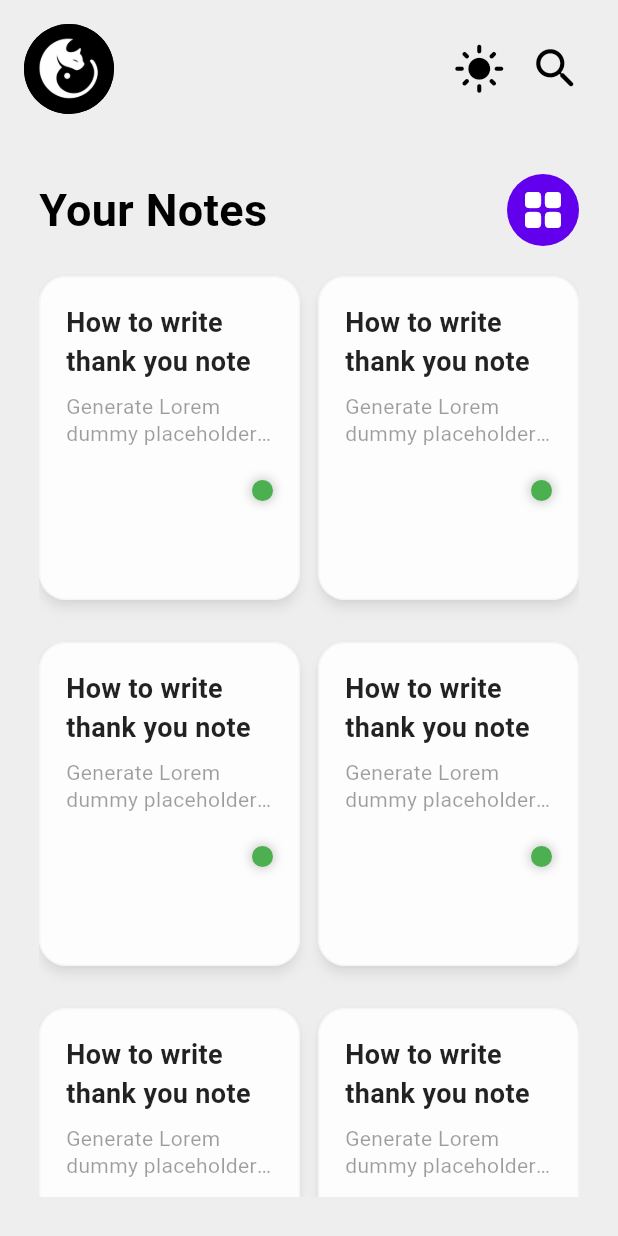
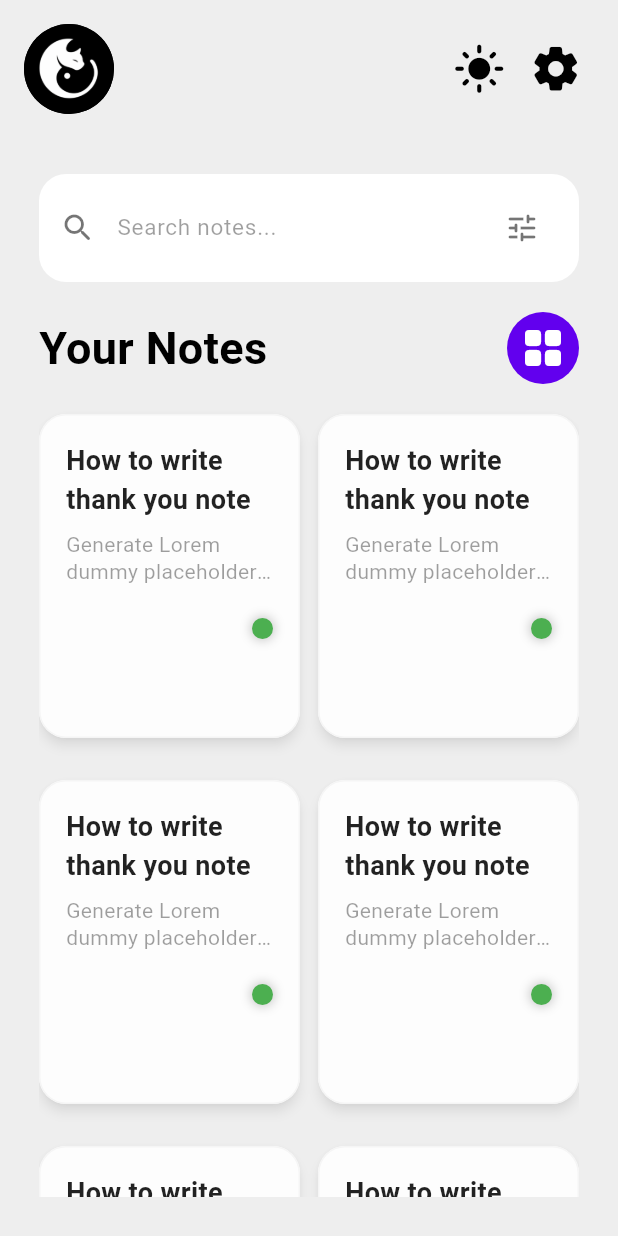
Before and after one commit to genedeh/luna, a Flutter app: the NotesPage screen opened directly, on a phone screen of 412 x 824 dp. Run offline on Flutter 3.47's test engine with Material 3 defaults, Android fonts, the phone set to English and light mode, and no system bars.

Commit message:
feat :Add search bar widget

```diff
--- a/lib/pages/tabs/notes_page.dart
+++ b/lib/pages/tabs/notes_page.dart
@@ -52,7 +52,7 @@ class NotesPage extends StatelessWidget {
                           ),
                           IconButton(
                             onPressed: () {},
-                            icon: const Icon(Icons.search_rounded, size: 35),
+                            icon: const Icon(Icons.settings_rounded, size: 35),
                           ),
                         ],
                       ),
--- a/lib/widgets/notes_layout.dart
+++ b/lib/widgets/notes_layout.dart
@@ -1,5 +1,6 @@
 import 'package:flutter/material.dart';
 import 'package:luna/widgets/note_card_widget.dart';
+import 'package:luna/widgets/search_widget.dart';
 
 class NotesLayout extends StatefulWidget {
   const NotesLayout({super.key});
@@ -17,6 +18,8 @@ class _NotesLayoutState extends State<NotesLayout> {
       padding: const EdgeInsets.all(10.0),
       child: Column(
         children: [
+          SearchWidget(),
+          SizedBox(height: 20),
           Row(
             mainAxisAlignment: MainAxisAlignment.spaceBetween,
             children: [
--- /dev/null
+++ b/lib/widgets/search_widget.dart
@@ -0,0 +1,79 @@
+import 'package:flutter/material.dart';
+import 'package:luna/data/notifiers.dart';
+
+class SearchWidget extends StatefulWidget {
+  const SearchWidget({super.key});
+
+  @override
+  State<SearchWidget> createState() => _SearchWidgetState();
+}
+
+class _SearchWidgetState extends State<SearchWidget> {
+  final TextEditingController _controller = TextEditingController();
+  int selectedFilter = 0;
+
+  final filters = [
+    "Newest → Oldest",
+    "Oldest → Newest",
+    "A → Z",
+    "Z → A",
+    "Recently Updated",
+  ];
+
+  @override
+  Widget build(BuildContext context) {
+    return ValueListenableBuilder(
+      valueListenable: isDarkModeNotifier,
+      builder: (context, isDarkMode, _) {
+        final bg = isDarkMode ? Colors.black38 : Colors.white;
+
+        final iconColor = isDarkMode ? Colors.white70 : Colors.black54;
+
+        final textColor = isDarkMode ? Colors.white : Colors.black87;
+
+        return SearchBar(
+          controller: _controller,
+          hintText: "Search notes...",
+          backgroundColor: WidgetStatePropertyAll(bg),
+          elevation: WidgetStatePropertyAll(0),
+          hintStyle: WidgetStatePropertyAll(
+            TextStyle(color: isDarkMode ? Colors.white38 : Colors.black38),
+          ),
+          textStyle: WidgetStatePropertyAll(
+            TextStyle(color: textColor, fontSize: 15),
+          ),
+          leading: Icon(Icons.search_rounded, color: iconColor),
+
+          padding: WidgetStatePropertyAll(
+            const EdgeInsets.symmetric(horizontal: 14, vertical: 12),
+          ),
+
+          shape: WidgetStatePropertyAll(
+            RoundedRectangleBorder(borderRadius: BorderRadius.circular(18)),
+          ),
+
+          trailing: [
+            PopupMenuButton<String>(
+              color: isDarkMode ? Colors.black38 : Colors.white,
+
+              shape: RoundedRectangleBorder(
+                borderRadius: BorderRadius.circular(12),
+              ),
+              onSelected: (value) {
+                setState(() {
+                  selectedFilter = filters.indexOf(value);
+                });
+              },
+              icon: Icon(Icons.tune_rounded, color: iconColor),
+              itemBuilder: (context) {
+                return filters
+                    .map((f) => PopupMenuItem(value: f, child: Text(f)))
+                    .toList();
+              },
+            ),
+          ],
+        );
+      },
+    );
+  }
+}
```
